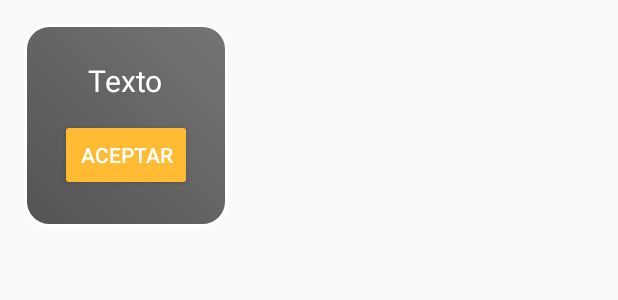
After one commit to LauSofZamora/equipoUno, an Android app built with Jetpack Compose: the layout dialog_custom.xml on its own in the app's theme, with its tools: preview values and no code run, on a phone screen of 412 x 824 dp. The commit adds this screen. Shown: the top 300 px of the screen. Run offline under Robolectric (Android 15) with nearby library versions, the phone set to English and light mode, and no system bars.

Commit message:
Hecho el criterio 1 de la H.U.12

```diff
--- a/app/src/main/java/com/example/equipouno/view/home/HomeActivity.kt
+++ b/app/src/main/java/com/example/equipouno/view/home/HomeActivity.kt
@@ -4,6 +4,7 @@ import android.animation.Animator
 import android.animation.AnimatorListenerAdapter
 import android.animation.ObjectAnimator
 import android.annotation.SuppressLint
+import android.app.Dialog
 import android.content.ActivityNotFoundException
 import android.content.Intent
 import android.media.MediaPlayer
@@ -248,9 +249,23 @@ class HomeActivity : AppCompatActivity() {
                     blinkingButton.visibility = View.VISIBLE // Mostrar el botón de nuevo
                     startBlinkingButton() // Reiniciar el parpadeo
                     isSpinning = false // Permitir otro giro
+                    showCustomDialog() // Mostrar el diálogo
                 }
             }
         }
         handler.post(runnable)
     }
+
+    private fun showCustomDialog() {
+        val dialog = Dialog(this)
+        dialog.setContentView(R.layout.dialog_custom) // Usar layout personalizado
+        dialog.window?.setBackgroundDrawableResource(android.R.color.transparent) // Fondo transparente
+
+        val btnDismiss = dialog.findViewById<Button>(R.id.btnDismiss)
+        btnDismiss.setOnClickListener {
+            dialog.dismiss() // Cierra el diálogo al hacer clic en el botón
+        }
+
+        dialog.show()
+    }
 }
--- /dev/null
+++ b/app/src/main/res/drawable/dialog_background.xml
@@ -0,0 +1,15 @@
+<?xml version="1.0" encoding="utf-8"?>
+<shape xmlns:android="http://schemas.android.com/apk/res/android"
+    android:shape="rectangle">
+
+    <gradient
+        android:startColor="#AA000000"
+        android:endColor="#88000000"
+        android:angle="45"/>
+
+    <corners android:radius="16dp" />
+
+    <stroke
+        android:width="2dp"
+        android:color="@android:color/white"/>
+</shape>
--- /dev/null
+++ b/app/src/main/res/layout/dialog_custom.xml
@@ -0,0 +1,28 @@
+<?xml version="1.0" encoding="utf-8"?>
+<LinearLayout
+    xmlns:android="http://schemas.android.com/apk/res/android"
+    android:layout_width="wrap_content"
+    android:layout_height="wrap_content"
+    android:orientation="vertical"
+    android:background="@drawable/dialog_background"
+    android:padding="24dp"
+    android:gravity="center"
+    android:layout_margin="16dp">
+
+    <TextView
+        android:id="@+id/dialogTitle"
+        android:layout_width="wrap_content"
+        android:layout_height="wrap_content"
+        android:text="Texto"
+        android:textColor="@android:color/white"
+        android:textSize="20sp"
+        android:layout_marginBottom="12dp"/>
+
+    <Button
+        android:id="@+id/btnDismiss"
+        android:layout_width="wrap_content"
+        android:layout_height="wrap_content"
+        android:text="Aceptar"
+        android:textColor="@android:color/white"
+        android:backgroundTint="@android:color/holo_orange_light" />
+</LinearLayout>
```
